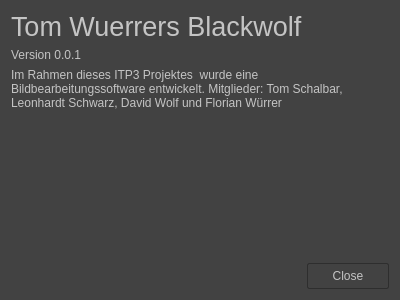
Before: the Qt Designer form ueberdialog.ui in LariscusObscurus/ITP3_ImageProcessing, drawn with Qt 5.
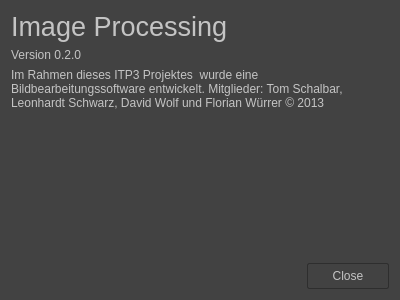
After: the same form once the commit is applied.

Commit message: Lizenz und Copyright hinzugefügt. Image Tab wird nun nicht jedes mal neu geöffnet.

Patch:
```diff
--- a/ueberdialog.ui
+++ b/ueberdialog.ui
@@ -49,14 +49,14 @@
       </font>
      </property>
      <property name="text">
-      <string>Tom Wuerrers Blackwolf</string>
+      <string>Image Processing</string>
      </property>
     </widget>
    </item>
    <item>
     <widget class="QLabel" name="label_2">
      <property name="text">
-      <string>Version 0.0.1</string>
+      <string>Version 0.2.0</string>
      </property>
     </widget>
    </item>
@@ -74,7 +74,7 @@
       </font>
      </property>
      <property name="text">
-      <string>Im Rahmen dieses ITP3 Projektes  wurde eine Bildbearbeitungssoftware entwickelt. Mitglieder: Tom Schalbar, Leonhardt Schwarz, David Wolf und Florian Würrer</string>
+      <string>Im Rahmen dieses ITP3 Projektes  wurde eine Bildbearbeitungssoftware entwickelt. Mitglieder: Tom Schalbar, Leonhardt Schwarz, David Wolf und Florian Würrer © 2013</string>
      </property>
      <property name="scaledContents">
       <bool>false</bool>
```
The commit also changes 45 other files.
